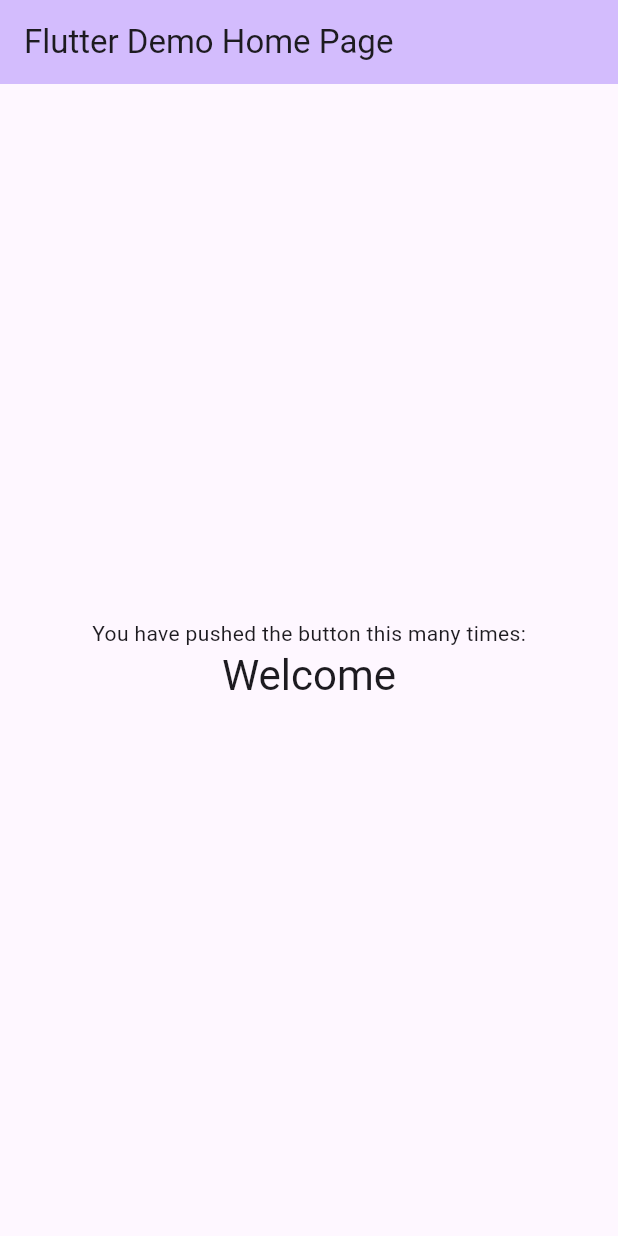
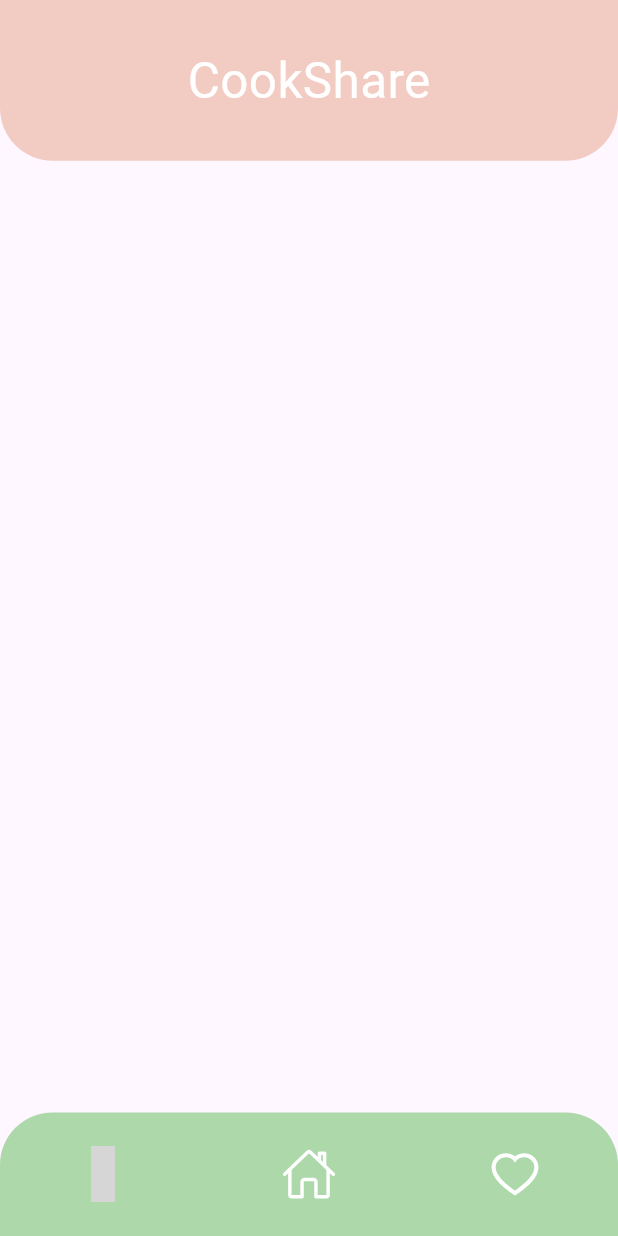
Before and after one commit to Robert-Crivat/cookshare, a Flutter app: the screen it shows after launch, on a phone screen of 412 x 824 dp. Run offline on Flutter 3.47's test engine with Material 3 defaults, Android fonts, the phone set to English and light mode, and no system bars; our stand-ins replace flutter_spinkit, flutter_vector_icons; grey boxes are pictures that could not be loaded.

Commit message:
First commit, creation the base app, some screen interaction
Nothing major, just the creation of the app and project, committing to Git, interactions between some screens, custom widgets, and a rough draft of the UI

```diff
--- /dev/null
+++ b/lib/Screens/_home.dart
@@ -0,0 +1,26 @@
+// ignore_for_file: library_private_types_in_public_api
+import 'package:flutter/material.dart' ;
+import "../Widgets/custom_appbar.dart";
+import "../Widgets/custom_bottombar.dart";
+
+class Homepg extends StatefulWidget {
+  const Homepg({super.key});
+
+  @override
+  _HomeState createState() => _HomeState();
+}
+
+class _HomeState extends State<Homepg> {
+  @override
+  Widget build(BuildContext context) {
+    return Scaffold(
+      appBar: CustomAppBar(
+        height: MediaQuery.of(context).size.height * 0.13,
+      ),
+      body: null,
+      bottomNavigationBar: CustomBottomAppBar(
+        height: MediaQuery.of(context).size.height * 0.1,
+      ),
+    );
+  }
+}
--- /dev/null
+++ b/lib/Themes/app_theme.dart
@@ -0,0 +1,11 @@
+import 'package:flutter/material.dart';
+
+class AppTheme {
+  // Colors
+  static const Color paledogwood = Color(0xffF2CCC3);
+  static const Color lightcoral = Color(0xffE78F8E);
+  static const Color mistyrose = Color(0xffFFE6E8);
+  static const Color celadon = Color(0xffACD8AA);
+  static const Color salmonpink = Color(0xffF48498);
+
+}
--- /dev/null
+++ b/lib/Widgets/custom_appbar.dart
@@ -0,0 +1,35 @@
+import 'package:flutter/material.dart';
+import "../Themes/app_theme.dart";
+
+class CustomAppBar extends StatelessWidget implements PreferredSizeWidget {
+  final double height;
+
+  const CustomAppBar({super.key,
+    required this.height,
+  });
+
+  @override
+  Widget build(BuildContext context) {
+    return Container(
+      width: MediaQuery.of(context).size.width,
+      height: height,
+      alignment: Alignment.center,
+      decoration: const BoxDecoration(
+        color: AppTheme.paledogwood,
+        borderRadius: BorderRadius.only(bottomLeft: Radius.circular(35), bottomRight: Radius.circular(35))
+      ),
+      child: SafeArea(
+        child: Row(
+          mainAxisAlignment: MainAxisAlignment.center,
+          children: <Widget>[
+            Text("CookShare", style: TextStyle(color: Colors.white, fontSize : MediaQuery.of(context).size.height * 0.04 ),)
+            //Row(children: actions ?? [],),
+          ],
+        ),
+      ),
+    );
+  }
+
+  @override
+  Size get preferredSize => Size.fromHeight(height);
+}
--- /dev/null
+++ b/lib/Widgets/custom_bottombar.dart
@@ -0,0 +1,64 @@
+import 'package:cookshare/Screens/scearch.dart';
+import 'package:flutter/material.dart';
+import 'package:flutter_vector_icons/flutter_vector_icons.dart';
+import '../Themes/app_theme.dart';
+
+class CustomBottomAppBar extends StatelessWidget
+    implements PreferredSizeWidget {
+  final double height;
+
+  const CustomBottomAppBar({
+    super.key,
+    required this.height,
+  });
+  Widget build(BuildContext context) {
+    return Container(
+      width: MediaQuery.of(context).size.width,
+      height: height,
+      alignment: Alignment.center,
+      decoration: const BoxDecoration(
+          color: AppTheme.celadon,
+          borderRadius: BorderRadius.only(
+              topLeft: Radius.circular(35), topRight: Radius.circular(35))),
+      child: Row(
+        mainAxisAlignment: MainAxisAlignment.spaceAround,
+        children: <Widget>[
+          GestureDetector(
+              onTap: () {
+                  Navigator.pushReplacement(context,
+                      MaterialPageRoute(builder: (context) {
+                    return const Search();
+                  }));
+              },
+              child: Icon(
+                MaterialCommunityIcons.clipboard_search,
+                color: Colors.white,
+                size: MediaQuery.of(context).size.height * 0.045,
+              )),
+          GestureDetector(
+              onTap: () {},
+              child: Icon(
+                Ionicons.ios_home_outline,
+                color: Colors.white,
+                size: MediaQuery.of(context).size.height * 0.045,
+              )),
+          GestureDetector(
+              onTap: () {},
+              child: Icon(
+                AntDesign.hearto,
+                color: Colors.white,
+                size: MediaQuery.of(context).size.height * 0.045,
+              ))
+        ],
+      ),
+    );
+  }
+
+  @override
+  Size get preferredSize => Size.fromHeight(height);
+}
+
+/*
+Navigator.pushReplacement(context, MaterialPageRoute(builder: (context) {
+                    return const Search();
+                  })); */
--- a/lib/main.dart
+++ b/lib/main.dart
@@ -1,4 +1,5 @@
 import 'package:flutter/material.dart';
+import 'Screens/loading_Screan.dart';
 
 void main() {
   runApp(const MyApp());
@@ -7,50 +8,10 @@ void main() {
 class MyApp extends StatelessWidget {
   const MyApp({super.key});
 
-  // This widget is the root of your application.
   @override
   Widget build(BuildContext context) {
     return MaterialApp(
-      title: 'Flutter Demo',
-      theme: ThemeData(
-        colorScheme: ColorScheme.fromSeed(seedColor: Colors.deepPurple),
-        useMaterial3: true,
-      ),
-      home: const MyHomePage(title: 'Flutter Demo Home Page'),
+      home: LoadingScreen(),
     );
   }
 }
-
-class MyHomePage extends StatefulWidget {
-  const MyHomePage({super.key, required this.title});
-  final String title;
-
-  @override
-  State<MyHomePage> createState() => _MyHomePageState();
-}
-
-class _MyHomePageState extends State<MyHomePage> {
-  @override
-  Widget build(BuildContext context) {
-    return Scaffold(
-      appBar: AppBar(
-        backgroundColor: Theme.of(context).colorScheme.inversePrimary,
-        title: Text(widget.title),
-      ),
-      body: Center(
-        child: Column(
-          mainAxisAlignment: MainAxisAlignment.center,
-          children: <Widget>[
-            const Text(
-              'You have pushed the button this many times:',
-            ),
-            Text(
-              'Welcome',
-              style: Theme.of(context).textTheme.headlineMedium,
-            ),
-          ],
-        ),
-      ),
-    );
-  }
-}
--- a/pubspec.yaml
+++ b/pubspec.yaml
@@ -35,6 +35,8 @@ dependencies:
   # The following adds the Cupertino Icons font to your application.
   # Use with the CupertinoIcons class for iOS style icons.
   cupertino_icons: ^1.0.6
+  flutter_vector_icons: ^2.0.0
+  flutter_spinkit: ^5.2.1
 
 dev_dependencies:
   flutter_test:
@@ -59,9 +61,7 @@ flutter:
   uses-material-design: true
 
   # To add assets to your application, add an assets section, like this:
-  # assets:
-  #   - images/a_dot_burr.jpeg
-  #   - images/a_dot_ham.jpeg
+  #assets:
 
   # An image asset can refer to one or more resolution-specific "variants", see
   # https://flutter.dev/assets-and-images/#resolution-aware
```
Also changed, not shown: lib/Screens/loading_Screan.dart (added, +42 -0 lines), lib/Screens/scearch.dart (added, +75 -0 lines), pubspec.lock.
